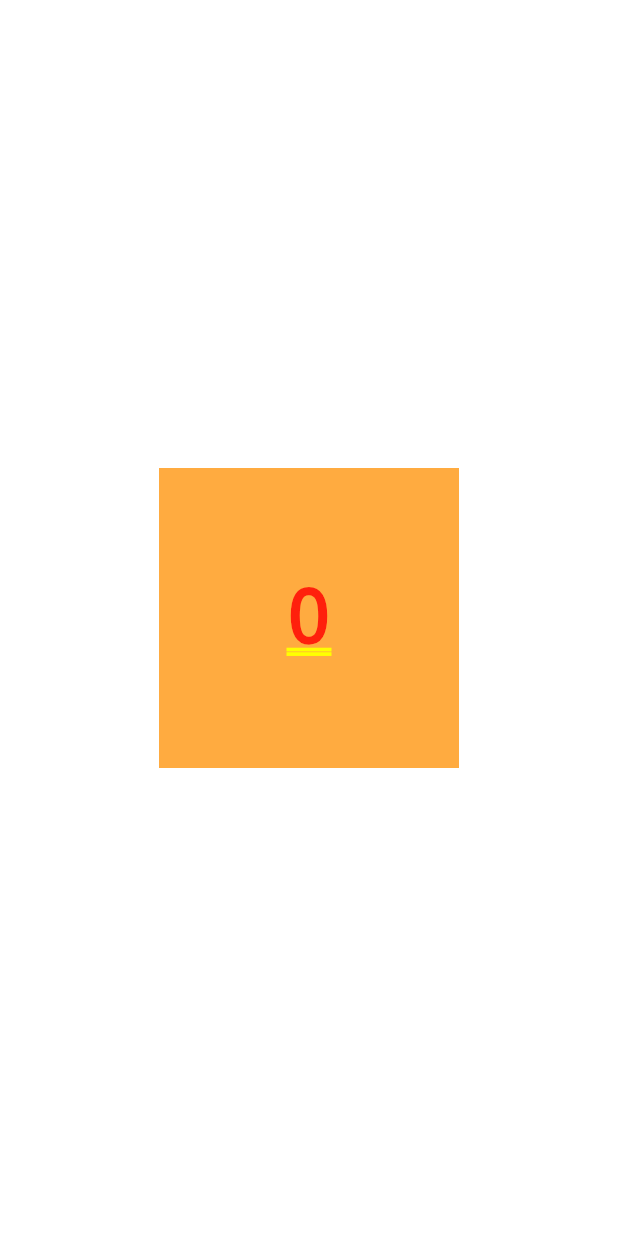
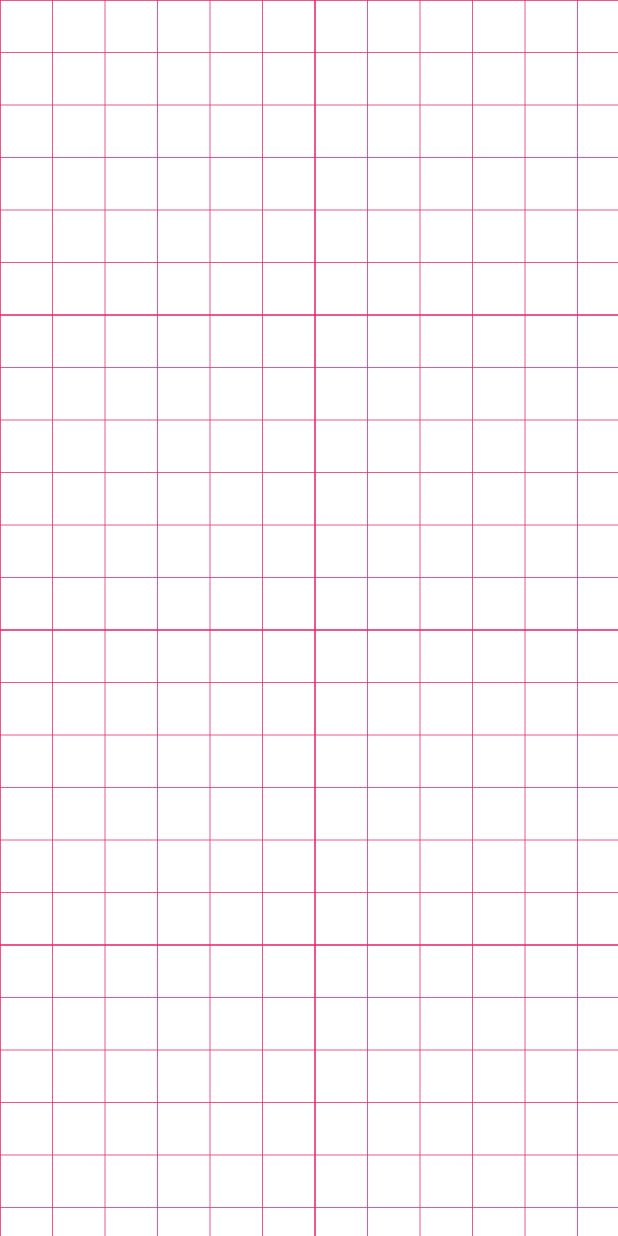
Before and after one commit to srp2210/flutter_learning, a Flutter app: the screen it shows after launch, on a phone screen of 412 x 824 dp. Run offline on Flutter 3.47's test engine with Material 2 defaults, Android fonts, the phone set to English and light mode, and no system bars.

Commit message:
Added gridpaper

```diff
--- /dev/null
+++ b/flutter_widgets/lib/grid_paper.dart
@@ -0,0 +1,20 @@
+//! GridPaper
+import 'package:flutter/material.dart';
+
+class GridPaperWidget extends StatelessWidget {
+  const GridPaperWidget({Key? key}) : super(key: key);
+
+  @override
+  Widget build(BuildContext context) {
+    return const SizedBox(
+      height: double.infinity,
+      width: double.infinity,
+      child: GridPaper(
+        color: Colors.pink,
+        divisions: 1,
+        interval: 210,
+        subdivisions: 6,
+      ),
+    );
+  }
+}
--- a/flutter_widgets/lib/main.dart
+++ b/flutter_widgets/lib/main.dart
@@ -3,6 +3,7 @@ import 'package:flutter/material.dart';
 import 'expansion_panel_list.dart';
 import 'flexible.dart';
 import 'gesture_detector.dart';
+import 'grid_paper.dart';
 
 void main() {
   runApp(const MyApp());
@@ -20,7 +21,7 @@ class MyApp extends StatelessWidget {
       theme: ThemeData(
         primarySwatch: Colors.deepPurple,
       ),
-      home: const GestureDectectorWidget(),
+      home: const GridPaperWidget(),
     );
   }
 }
```
